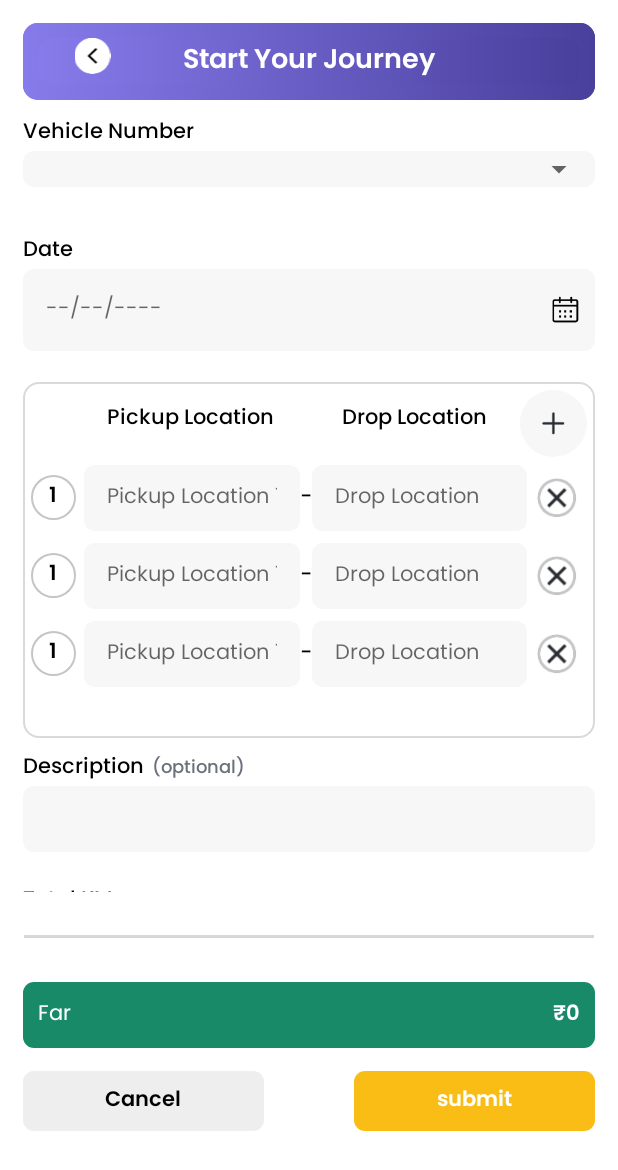
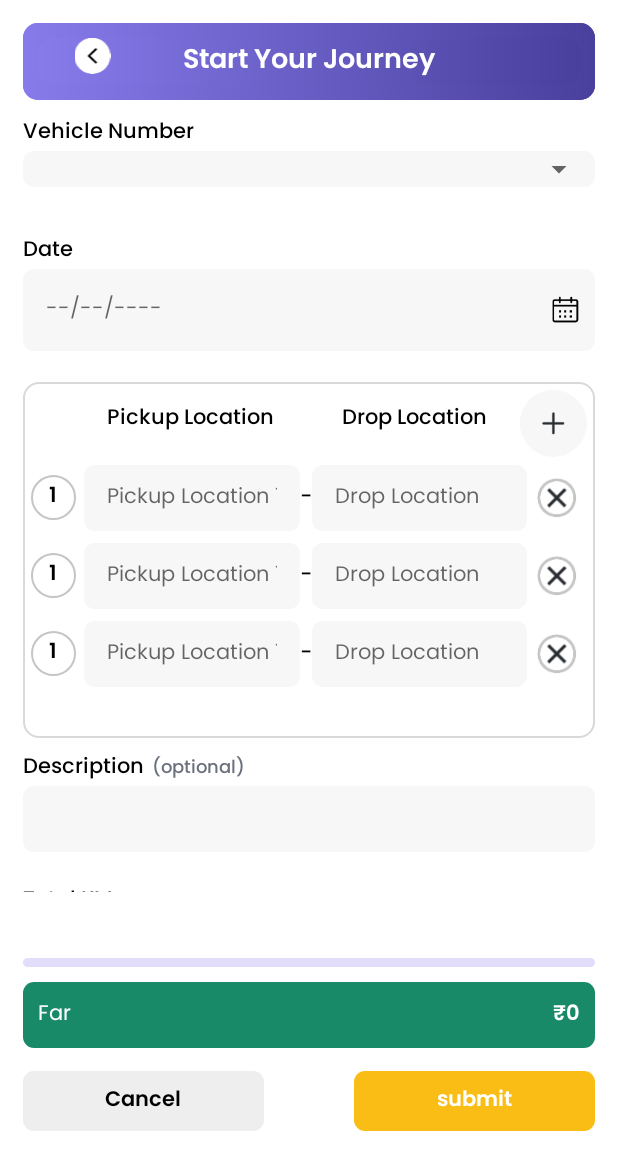
Before and after one commit to sivaneshkkf/Taxi-Bill, an Android app: the layout fragment_add_.xml on its own in the app's theme, with its tools: preview values and no code run, on a phone screen of 412 x 824 dp. Shown: the top 1170 px of the screen. Run offline under Robolectric (Android 15) with nearby library versions, the phone set to English and light mode, and no system bars.

Commit message:
Sivanesh First Commit (21-12-2023 10:51)

```diff
--- a/app/src/main/res/layout/fragment_add_.xml
+++ b/app/src/main/res/layout/fragment_add_.xml
@@ -10,9 +10,9 @@
     <LinearLayout
         android:layout_width="match_parent"
         android:layout_height="wrap_content"
+        android:layout_marginHorizontal="15dp"
+        android:layout_marginTop="15dp"
         android:background="@drawable/home_bg"
-        android:layout_marginTop="15dp"
-        android:layout_marginHorizontal="15dp"
         android:orientation="vertical">
 
 
@@ -20,10 +20,10 @@
             android:layout_width="match_parent"
             android:layout_height="wrap_content"
             android:layout_gravity="center"
-            android:padding="10dp"
             android:background="@drawable/home_bg"
             android:gravity="center"
-            android:orientation="vertical">
+            android:orientation="vertical"
+            android:padding="10dp">
 
             <LinearLayout
                 android:layout_width="match_parent"
@@ -269,10 +269,10 @@
                     <TextView
                         android:layout_width="wrap_content"
                         android:layout_height="wrap_content"
+                        android:layout_marginRight="5dp"
                         android:drawablePadding="5dp"
                         android:fontFamily="@font/poppins_medium"
                         android:text="Description"
-                        android:layout_marginRight="5dp"
                         android:textColor="@color/black"
                         android:textSize="14sp" />
 
@@ -377,64 +377,62 @@
 
     <FrameLayout
         android:layout_width="match_parent"
+        android:layout_marginBottom="10dp"
         android:layout_height="wrap_content">
+
         <ImageView
             android:id="@+id/seekBarGif"
             android:layout_width="50dp"
-        android:layout_height="50dp"
-        android:layout_marginBottom="10dp" />
+            android:layout_marginLeft="10dp"
+            android:layout_height="50dp"/>
+
         <SeekBar
             android:id="@+id/seekBar"
             android:layout_width="match_parent"
             android:layout_height="wrap_content"
+            android:layout_centerHorizontal="true"
+            android:layout_centerVertical="true"
+            android:layout_gravity="bottom"
+            android:backgroundTint="@color/transparent"
+            android:clickable="false"
+            android:focusable="false"
+            android:max="100"
+            android:paddingLeft="16dp"
+            android:paddingRight="20dp"
+            android:layout_marginRight="30dp"
             android:progress="50"
-        android:max="100"
+            android:visibility="invisible"
             android:progressTint="@color/transparent"
             android:secondaryProgressTint="@color/transparent"
-        android:thumbTint="@color/transparent"
-        android:backgroundTint="@color/transparent"
             android:splitTrack="false"
-        android:layout_marginTop="8dp"
-        android:layout_marginBottom="8dp"
-        android:paddingLeft="16dp"
-        android:paddingRight="16dp"
-        android:layout_gravity="center"
-        android:layout_centerHorizontal="true"
-        android:layout_centerVertical="true"
-        />
-</FrameLayout>
-
-    <LinearLayout
-        android:layout_width="match_parent"
-        android:layout_height="wrap_content"
-        android:layout_marginHorizontal="15dp"
-        android:layout_marginTop="10dp"
-        android:layout_marginBottom="10dp"
-        android:visibility="gone"
-        android:orientation="horizontal">
-
-        <FrameLayout
-            android:layout_width="match_parent"
-            android:layout_weight="1"
-            android:layout_height="wrap_content">
-
-            <LinearLayout
-                android:layout_width="match_parent"
-                android:layout_height="wrap_content"
-                android:layout_gravity="bottom"
-                android:orientation="horizontal">
-
-
-
+            android:thumbTint="@color/transparent" />
         <ProgressBar
             android:id="@+id/progressBar"
             style="?android:attr/progressBarStyleSmall"
             android:layout_width="match_parent"
             android:layout_height="6dp"
             android:layout_gravity="bottom"
+            android:paddingHorizontal="15dp"
             android:indeterminateOnly="false"
+            android:progressBackgroundTint="#E1DDFB"
+            android:progressDrawable="@drawable/progress_bar_linear"
+            android:progressTint="@color/endcolor" />
+    </FrameLayout>
+
+    <LinearLayout
+        android:layout_width="match_parent"
+        android:layout_height="wrap_content"
+        android:visibility="gone"
+        android:orientation="horizontal">
+
+        <ProgressBar
+            style="?android:attr/progressBarStyleSmall"
+            android:layout_width="match_parent"
+            android:layout_height="6dp"
+            android:layout_gravity="bottom"
             android:layout_marginBottom="8dp"
             android:layout_weight="1"
+            android:indeterminateOnly="false"
             android:progressBackgroundTint="#E1DDFB"
             android:progressDrawable="@drawable/progress_bar_linear"
             android:progressTint="@color/endcolor" />
@@ -442,31 +440,22 @@
         <LinearLayout
             android:layout_width="wrap_content"
             android:layout_height="wrap_content"
+            android:layout_marginBottom="-3dp"
             android:background="@color/transparent"
-                    android:visibility="gone"
-                    android:layout_marginBottom="-3dp"
-                    android:orientation="horizontal">
+            android:orientation="horizontal"
+            android:visibility="gone">
 
             <TextView
                 android:id="@+id/percentage"
                 style="@style/poppins_semiBold_600"
                 android:layout_width="wrap_content"
                 android:layout_height="wrap_content"
+                android:background="@color/transparent"
                 android:paddingHorizontal="8dp"
-                        android:background="@color/transparent"
                 android:text="0%"
                 android:textColor="@color/black" />
         </LinearLayout>
     </LinearLayout>
-            <ImageView
-                android:id="@+id/gif"
-                android:layout_width="50dp"
-                android:layout_height="50dp"
-                android:layout_marginBottom="3dp" />
-        </FrameLayout>
-
-    </LinearLayout>
-
 
         <LinearLayout
             android:layout_width="match_parent"
@@ -499,8 +488,8 @@
             android:id="@+id/linBtn"
             android:layout_width="match_parent"
             android:layout_height="wrap_content"
+            android:layout_marginHorizontal="15dp"
             android:layout_marginBottom="70dp"
-        android:layout_marginHorizontal="15dp"
             android:orientation="horizontal">
 
             <TextView
```
Also changed, not shown: app/src/main/java/com/example/taxibill/Fragment/Add_Fragment.java (+29 -5 lines). Lines whose indentation alone changed are shown as unchanged.
